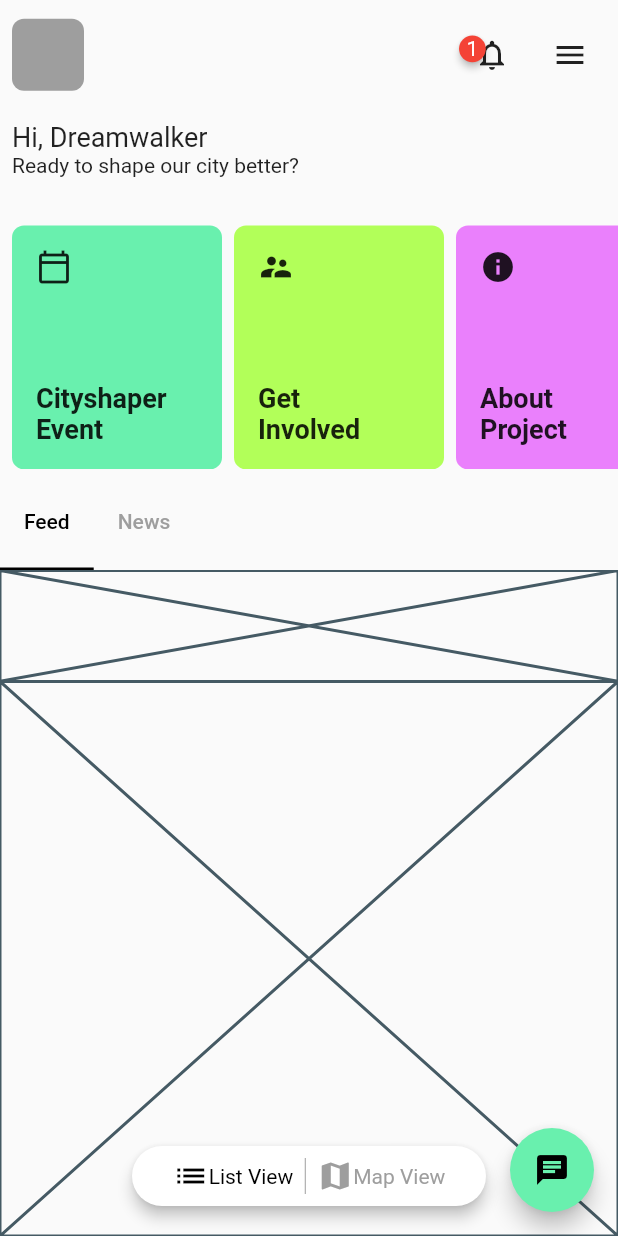
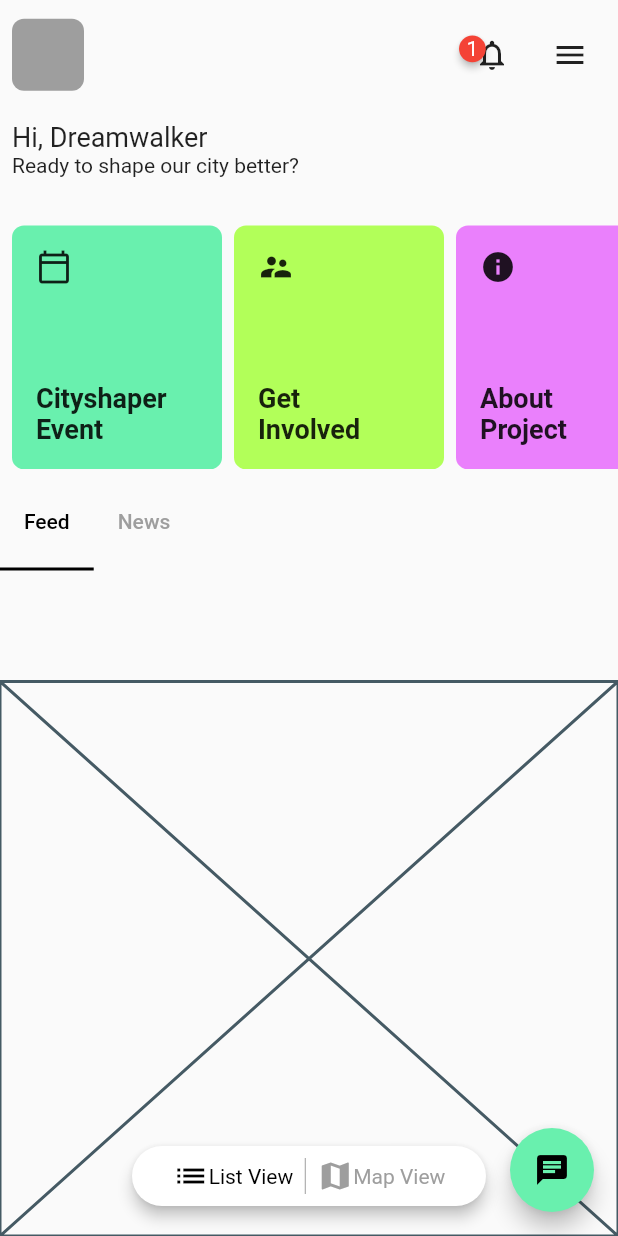
Before and after one commit to JAICHANGPARK/flutter_notebook_11th_story, a Flutter app: the screen it shows after launch, on a phone screen of 412 x 824 dp. Run offline on Flutter 3.47's test engine with Material 2 defaults, Android fonts, the phone set to English and light mode, and no system bars; drawn by our look-alikes of badges; our stand-ins replace backdrop, flutter_inner_drawer, flutter_slidable, flutter_swiper, google_fonts.

Commit message:
Update irys_home_page.dart

```diff
--- a/lib/ep727_irys_mobile_app/ui/irys_home_page.dart
+++ b/lib/ep727_irys_mobile_app/ui/irys_home_page.dart
@@ -197,7 +197,11 @@ class _IrysHomePageState extends State<IrysHomePage> with SingleTickerProviderSt
                           children: [
                             Expanded(
                                 flex: 2,
-                                child: Placeholder()),
+                                child: Row(
+                                  children: [
+
+                                  ],
+                                )),
                             Expanded(
                                 flex: 10,
                                 child: Placeholder()),
```
